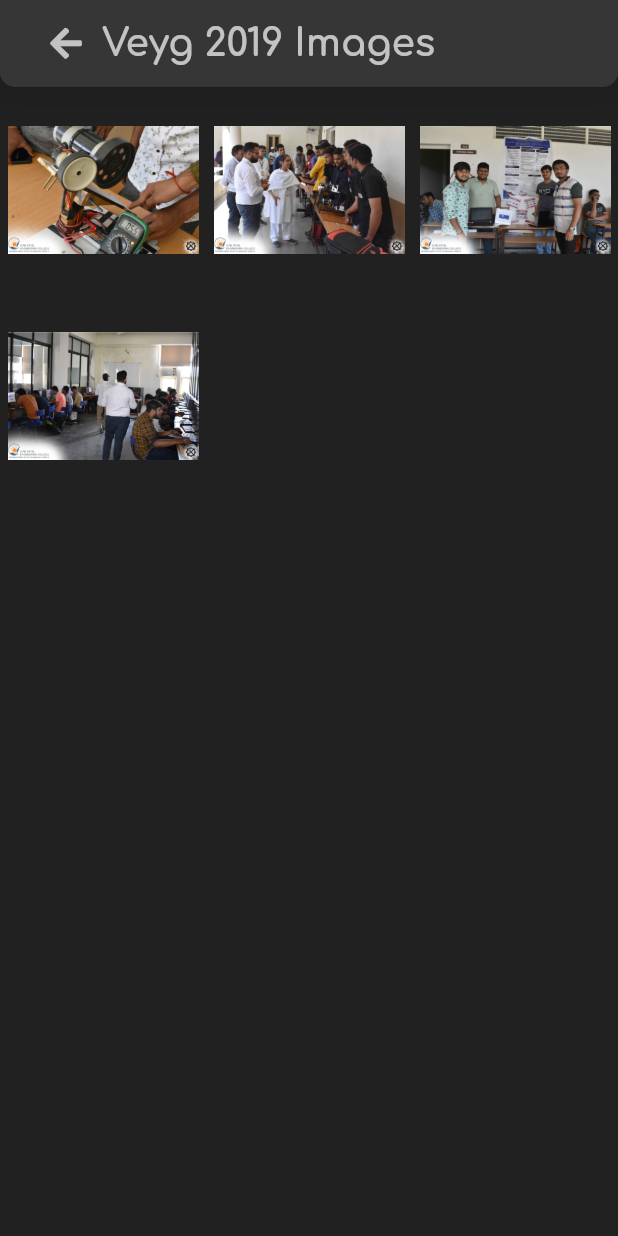
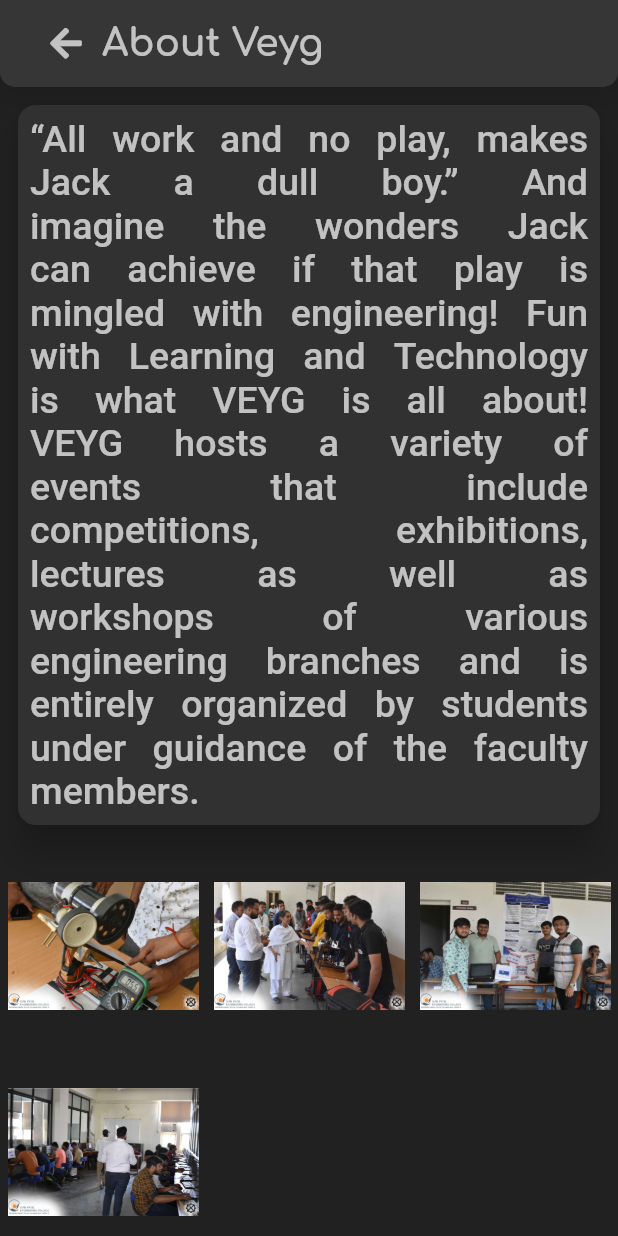
Before and after one commit to vyasn30/Veyg_2020_App, a Flutter app: the GalleryExample screen opened directly, on a phone screen of 412 x 824 dp. Run offline on Flutter 3.47's test engine with Material 2 defaults, Android fonts, the phone set to English and light mode, and no system bars; our stand-ins replace animated_text_kit, font_awesome_flutter, google_fonts, photo_view; missing offline and left inert: flip_panel, folding_cell, timeline_list; network calls fail; Roboto replaces fonts that are missing (Cuprum).

Commit message:
about veyg

```diff
--- a/lib/pages/gallery/vegy2019.dart
+++ b/lib/pages/gallery/vegy2019.dart
@@ -1,4 +1,5 @@
 import 'package:flutter/material.dart';
+import 'package:google_fonts/google_fonts.dart';
 import 'package:photo_view/photo_view.dart';
 import 'package:photo_view/photo_view_gallery.dart';
 
@@ -19,8 +20,29 @@ class _GalleryExampleState extends State<GalleryExample> {
         crossAxisAlignment: CrossAxisAlignment.stretch,
         children: <Widget>[
           const ExampleAppBar(
-            title: "Veyg 2019 Images",
+            title: "About Veyg",
             showGoBack: true,
+          ),
+          Padding(
+            padding: const EdgeInsets.all(8.0),
+            child: Card(
+                elevation: 10,
+                shape: RoundedRectangleBorder(
+                    borderRadius: BorderRadius.circular(12)),
+                color: Color(0XFF313131),
+                child: Padding(
+                  padding: const EdgeInsets.all(8.0),
+                  child: Text(
+                    "“All work and no play, makes Jack a dull boy.” And imagine the wonders Jack can achieve if that play is mingled with engineering! Fun with Learning and Technology is what VEYG is all about! VEYG hosts a variety of events that include competitions, exhibitions, lectures as well as workshops of various engineering branches and is entirely organized by students under guidance of the faculty members.",
+                    style: GoogleFonts.cuprum(
+                        textStyle: TextStyle(
+                            color: Colors.white70,
+                            fontSize: 25,
+                            wordSpacing: 10,
+                            fontWeight: FontWeight.w500)),
+                    textAlign: TextAlign.justify,
+                  ),
+                )),
           ),
           Flexible(
             child: GridView.builder(
@@ -121,7 +143,6 @@ class _GalleryPhotoViewWrapperState extends State<GalleryPhotoViewWrapper> {
               onPageChanged: onPageChanged,
               scrollDirection: widget.scrollDirection,
             ),
-
           ],
         ),
       ),
```
Also changed, not shown: lib/pages/event_detail.dart (+0 -8 lines), lib/pages/homepage.dart (+9 -9 lines), lib/data/event_data.dart (indentation only).
